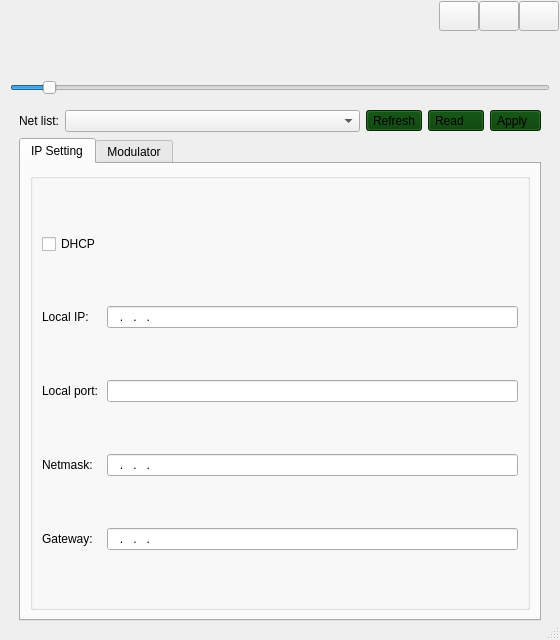
MauricePong/TBSNetDVBSetting, file tbsui.ui: the form before one commit.
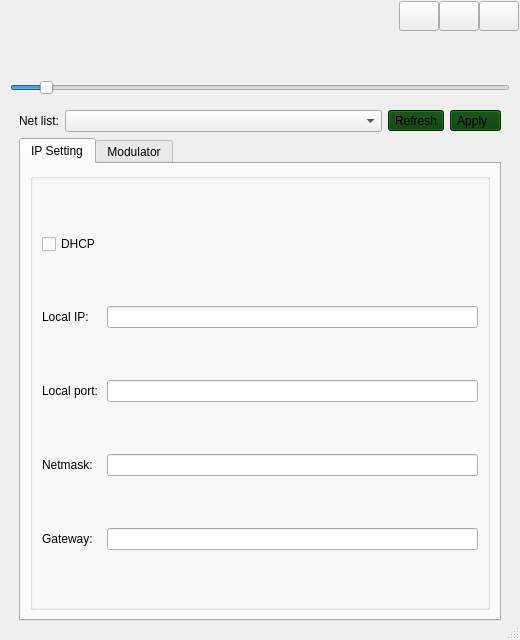
The form after the commit. The open tabs and pages were chosen to show the change.

The edit to the form file:
```diff
--- a/tbsui.ui
+++ b/tbsui.ui
@@ -6,7 +6,7 @@
    <rect>
     <x>0</x>
     <y>0</y>
-    <width>560</width>
+    <width>520</width>
     <height>640</height>
    </rect>
   </property>
@@ -262,7 +262,17 @@
           </sizepolicy>
          </property>
          <layout class="QGridLayout" name="gridLayout_6">
-          <item row="2" column="0" colspan="5">
+          <item row="1" column="3">
+           <widget class="QToolButton" name="too_Apply">
+            <property name="styleSheet">
+             <string notr="true">background-color: rgb(0, 60, 0);</string>
+            </property>
+            <property name="text">
+             <string>Apply  </string>
+            </property>
+           </widget>
+          </item>
+          <item row="2" column="0" colspan="4">
            <widget class="QTabWidget" name="tw_Set">
             <property name="currentIndex">
              <number>0</number>
@@ -299,12 +309,6 @@
                    <property name="accessibleDescription">
                     <string/>
                    </property>
-                   <property name="inputMask">
-                    <string>000.000.000.000</string>
-                   </property>
-                   <property name="placeholderText">
-                    <string>192.168.1.188</string>
-                   </property>
                   </widget>
                  </item>
                  <item row="1" column="0">
@@ -329,24 +333,10 @@
                   </widget>
                  </item>
                  <item row="4" column="1">
-                  <widget class="QLineEdit" name="lin_Gateway">
-                   <property name="inputMask">
-                    <string>000.000.000.000</string>
-                   </property>
-                   <property name="placeholderText">
-                    <string>192.168.1.1</string>
-                   </property>
-                  </widget>
+                  <widget class="QLineEdit" name="lin_Gateway"/>
                  </item>
                  <item row="3" column="1">
-                  <widget class="QLineEdit" name="Lin_Netmask">
-                   <property name="inputMask">
-                    <string>000.000.000.000</string>
-                   </property>
-                   <property name="placeholderText">
-                    <string>255.255.255.0</string>
-                   </property>
-                  </widget>
+                  <widget class="QLineEdit" name="Lin_Netmask"/>
                  </item>
                  <item row="3" column="0">
                   <widget class="QLabel" name="label_3">
@@ -662,13 +652,13 @@
             </widget>
            </widget>
           </item>
-          <item row="1" column="3">
-           <widget class="QToolButton" name="too_Read">
+          <item row="1" column="2">
+           <widget class="QToolButton" name="too_Refresh">
             <property name="styleSheet">
              <string notr="true">background-color: rgb(0, 60, 0);</string>
             </property>
             <property name="text">
-             <string>Read    </string>
+             <string>Refresh</string>
             </property>
            </widget>
           </item>
@@ -685,37 +675,8 @@
             </property>
            </widget>
           </item>
-          <item row="1" column="4">
-           <widget class="QToolButton" name="too_Apply">
-            <property name="styleSheet">
-             <string notr="true">background-color: rgb(0, 60, 0);</string>
-            </property>
-            <property name="text">
-             <string>Apply  </string>
-            </property>
-           </widget>
-          </item>
           <item row="1" column="1">
-           <widget class="QComboBox" name="com_IP">
-            <property name="currentIndex">
-             <number>-1</number>
-            </property>
-            <item>
-             <property name="text">
-              <string>.</string>
-             </property>
-            </item>
-           </widget>
-          </item>
-          <item row="1" column="2">
-           <widget class="QToolButton" name="too_Refresh">
-            <property name="styleSheet">
-             <string notr="true">background-color: rgb(0, 60, 0);</string>
-            </property>
-            <property name="text">
-             <string>Refresh</string>
-            </property>
-           </widget>
+           <widget class="QComboBox" name="com_IP"/>
           </item>
          </layout>
         </widget>
```
Left out of the diff: 8 changed lines with no effect on the pictures.
